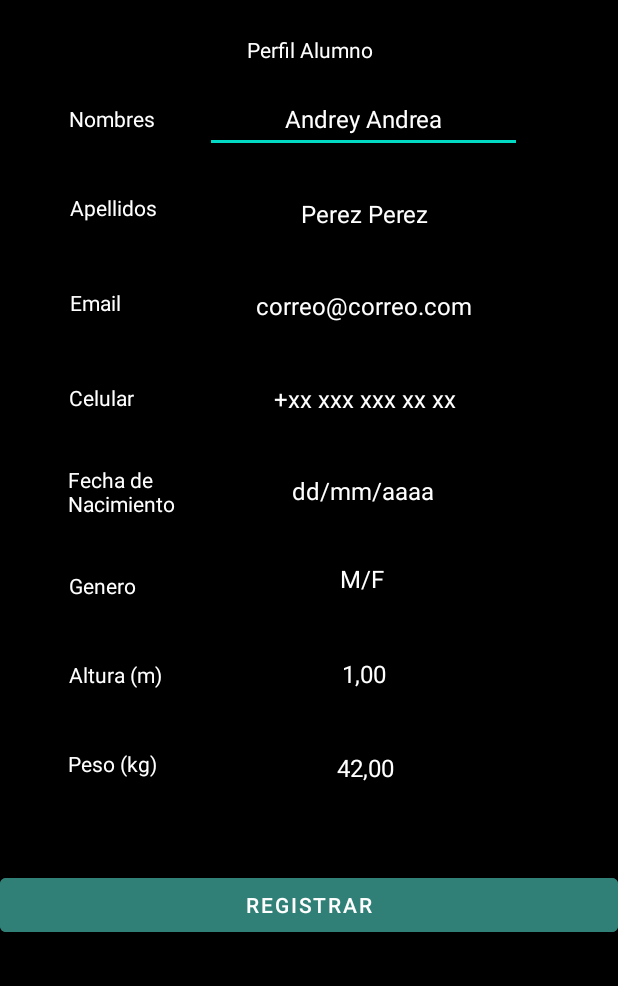
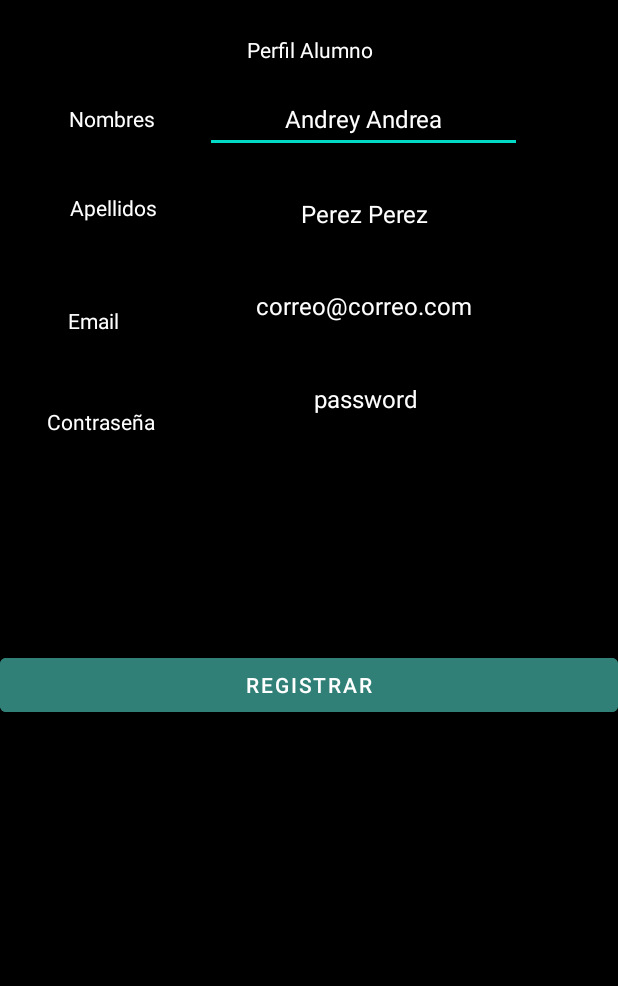
Before and after one commit to JavierAraoz91/Sprint3_V2, an Android app: the layout activity_registro.xml on its own in the app's theme, with its tools: preview values and no code run, on a phone screen of 412 x 824 dp, the part 250-1236 px from its top. Run offline under Robolectric (Android 15) with nearby library versions, the phone set to English and light mode, and no system bars.

Commit message:
modifRegistro-n1

```diff
--- a/app/build.gradle
+++ b/app/build.gradle
@@ -1,5 +1,6 @@
 plugins {
     id 'com.android.application'
+    id 'com.google.gms.google-services'
 }
 
 android {
@@ -33,6 +34,8 @@ dependencies {
     implementation 'androidx.appcompat:appcompat:1.5.1'
     implementation 'com.google.android.material:material:1.7.0'
     implementation 'androidx.constraintlayout:constraintlayout:2.1.4'
+    implementation 'com.google.firebase:firebase-firestore:24.4.1'
+    implementation 'com.google.gms:google-services:4.3.14'
     testImplementation 'junit:junit:4.13.2'
     androidTestImplementation 'androidx.test.ext:junit:1.1.4'
     androidTestImplementation 'androidx.test.espresso:espresso-core:3.5.0'
--- a/app/src/main/java/com/example/sprint3_v2/MainActivity.java
+++ b/app/src/main/java/com/example/sprint3_v2/MainActivity.java
@@ -3,6 +3,8 @@ package com.example.sprint3_v2;
 import androidx.appcompat.app.AppCompatActivity;
 
 import android.os.Bundle;
+
+import com.google.firebase.firestore.FirebaseFirestore;
 
 public class MainActivity extends AppCompatActivity {
 
@@ -10,5 +12,7 @@ public class MainActivity extends AppCompatActivity {
     protected void onCreate(Bundle savedInstanceState) {
         super.onCreate(savedInstanceState);
         setContentView(R.layout.activity_main);
+        FirebaseFirestore db=FirebaseFirestore.getInstance();
+        Map<Strin>
     }
 }
--- a/app/src/main/res/layout/activity_registro.xml
+++ b/app/src/main/res/layout/activity_registro.xml
@@ -22,7 +22,7 @@
         app:srcCompat="@drawable/logounabheader" />
 
     <EditText
-        android:id="@+id/editTextTextPersonName3"
+        android:id="@+id/nameR"
         android:layout_width="211dp"
         android:layout_height="45dp"
         android:layout_marginTop="14dp"
@@ -38,49 +38,7 @@
         app:layout_constraintTop_toBottomOf="@+id/textView2" />
 
     <EditText
-        android:id="@+id/bDateR"
-        android:layout_width="212dp"
-        android:layout_height="41dp"
-        android:layout_marginTop="19dp"
-        android:layout_marginEnd="64dp"
-        android:ems="10"
-        android:hint="dd/mm/aaaa"
-        android:inputType="date|textPersonName"
-        android:textAlignment="center"
-        android:textColor="#FFFFFF"
-        android:textColorHint="#FFFFFF"
-        android:textSize="16sp"
-        app:layout_constraintEnd_toEndOf="parent"
-        app:layout_constraintTop_toBottomOf="@+id/numberR" />
-
-    <TextView
-        android:id="@+id/textView7"
-        android:layout_width="82dp"
-        android:layout_height="37dp"
-        android:layout_marginStart="45dp"
-        android:layout_marginTop="35dp"
-        android:layout_marginEnd="9dp"
-        android:text="Fecha de Nacimiento"
-        android:textColor="#FFFFFF"
-        app:layout_constraintEnd_toStartOf="@+id/bDateR"
-        app:layout_constraintStart_toStartOf="parent"
-        app:layout_constraintTop_toBottomOf="@+id/textView6" />
-
-    <TextView
-        android:id="@+id/textView9"
-        android:layout_width="wrap_content"
-        android:layout_height="wrap_content"
-        android:layout_marginStart="45dp"
-        android:layout_marginTop="40dp"
-        android:layout_marginEnd="30dp"
-        android:text="Altura (m)"
-        android:textColor="#FFFFFF"
-        app:layout_constraintEnd_toStartOf="@+id/heightR"
-        app:layout_constraintStart_toStartOf="parent"
-        app:layout_constraintTop_toBottomOf="@+id/textView8" />
-
-    <EditText
-        android:id="@+id/editTextTextPersonName5"
+        android:id="@+id/emailR"
         android:layout_width="211dp"
         android:layout_height="41dp"
         android:layout_marginTop="19dp"
@@ -93,52 +51,25 @@
         android:textColorHint="#FFFFFF"
         android:textSize="16sp"
         app:layout_constraintEnd_toEndOf="parent"
-        app:layout_constraintTop_toBottomOf="@+id/editTextTextPersonName4" />
+        app:layout_constraintTop_toBottomOf="@+id/lNameR" />
 
     <EditText
-        android:id="@+id/numberR"
+        android:id="@+id/contraseñaR"
         android:layout_width="209dp"
         android:layout_height="43dp"
         android:layout_marginTop="19dp"
         android:layout_marginEnd="64dp"
         android:ems="10"
-        android:hint="+xx xxx xxx xx xx"
-        android:inputType="textPersonName|phone"
+        android:hint="password"
+        android:inputType="textVisiblePassword|textPersonName|phone"
+        android:password="true"
+        android:singleLine="false"
         android:textAlignment="center"
         android:textColor="#FFFFFF"
         android:textColorHint="#FFFFFF"
         android:textSize="16sp"
         app:layout_constraintEnd_toEndOf="parent"
-        app:layout_constraintTop_toBottomOf="@+id/editTextTextPersonName5" />
-
-    <TextView
-        android:id="@+id/textView8"
-        android:layout_width="wrap_content"
-        android:layout_height="wrap_content"
-        android:layout_marginStart="45dp"
-        android:layout_marginTop="33dp"
-        android:layout_marginEnd="44dp"
-        android:text="Genero"
-        android:textColor="#FFFFFF"
-        app:layout_constraintEnd_toStartOf="@+id/genreR"
-        app:layout_constraintStart_toStartOf="parent"
-        app:layout_constraintTop_toBottomOf="@+id/textView7" />
-
-    <EditText
-        android:id="@+id/genreR"
-        android:layout_width="213dp"
-        android:layout_height="39dp"
-        android:layout_marginTop="19dp"
-        android:layout_marginEnd="64dp"
-        android:ems="10"
-        android:hint="M/F"
-        android:inputType="textPersonName"
-        android:textAlignment="center"
-        android:textColor="#FFFFFF"
-        android:textColorHint="#FFFFFF"
-        android:textSize="16sp"
-        app:layout_constraintEnd_toEndOf="parent"
-        app:layout_constraintTop_toBottomOf="@+id/bDateR" />
+        app:layout_constraintTop_toBottomOf="@+id/emailR" />
 
     <TextView
         android:id="@+id/textView3"
@@ -149,7 +80,7 @@
         android:layout_marginEnd="33dp"
         android:text="Nombres"
         android:textColor="#FFFFFF"
-        app:layout_constraintEnd_toStartOf="@+id/editTextTextPersonName3"
+        app:layout_constraintEnd_toStartOf="@+id/nameR"
         app:layout_constraintHorizontal_bias="1.0"
         app:layout_constraintStart_toStartOf="parent"
         app:layout_constraintTop_toTopOf="parent" />
@@ -159,12 +90,11 @@
         android:layout_width="wrap_content"
         android:layout_height="wrap_content"
         android:layout_marginStart="45dp"
-        android:layout_marginTop="44dp"
+        android:layout_marginTop="48dp"
         android:layout_marginEnd="49dp"
-        android:text="Celular"
+        android:text="Contraseña"
         android:textColor="#FFFFFF"
-        app:layout_constraintEnd_toStartOf="@+id/numberR"
-        app:layout_constraintHorizontal_bias="1.0"
+        app:layout_constraintEnd_toStartOf="@+id/contraseñaR"
         app:layout_constraintStart_toStartOf="parent"
         app:layout_constraintTop_toBottomOf="@+id/textView5" />
 
@@ -173,12 +103,12 @@
         android:layout_width="wrap_content"
         android:layout_height="wrap_content"
         android:layout_marginStart="45dp"
-        android:layout_marginTop="44dp"
+        android:layout_marginTop="56dp"
         android:layout_marginEnd="56dp"
         android:text="Email"
         android:textColor="#FFFFFF"
-        app:layout_constraintEnd_toStartOf="@+id/editTextTextPersonName5"
-        app:layout_constraintHorizontal_bias="1.0"
+        app:layout_constraintEnd_toStartOf="@+id/emailR"
+        app:layout_constraintHorizontal_bias="0.0"
         app:layout_constraintStart_toStartOf="parent"
         app:layout_constraintTop_toBottomOf="@+id/textView4" />
 
@@ -191,7 +121,7 @@
         android:layout_marginEnd="33dp"
         android:text="Apellidos"
         android:textColor="#FFFFFF"
-        app:layout_constraintEnd_toStartOf="@+id/editTextTextPersonName4"
+        app:layout_constraintEnd_toStartOf="@+id/lNameR"
         app:layout_constraintHorizontal_bias="1.0"
         app:layout_constraintStart_toStartOf="parent"
         app:layout_constraintTop_toBottomOf="@+id/textView3" />
@@ -208,7 +138,7 @@
         app:layout_constraintTop_toBottomOf="@+id/imageView" />
 
     <EditText
-        android:id="@+id/editTextTextPersonName4"
+        android:id="@+id/lNameR"
         android:layout_width="210dp"
         android:layout_height="43dp"
         android:layout_marginTop="19dp"
@@ -221,65 +151,20 @@
         android:textColorHint="#FFFFFF"
         android:textSize="16sp"
         app:layout_constraintEnd_toEndOf="parent"
-        app:layout_constraintTop_toBottomOf="@+id/editTextTextPersonName3" />
-
-    <EditText
-        android:id="@+id/heightR"
-        android:layout_width="210dp"
-        android:layout_height="45dp"
-        android:layout_marginTop="19dp"
-        android:layout_marginEnd="64dp"
-        android:ems="10"
-        android:hint="1,00"
-        android:inputType="number|textPersonName"
-        android:textAlignment="center"
-        android:textColor="#FFFFFF"
-        android:textColorHint="#FFFFFF"
-        android:textSize="16sp"
-        app:layout_constraintEnd_toEndOf="parent"
-        app:layout_constraintTop_toBottomOf="@+id/genreR" />
-
-    <TextView
-        android:id="@+id/textView10"
-        android:layout_width="wrap_content"
-        android:layout_height="wrap_content"
-        android:layout_marginStart="45dp"
-        android:layout_marginTop="40dp"
-        android:layout_marginEnd="33dp"
-        android:text="Peso (kg)"
-        android:textColor="#FFFFFF"
-        app:layout_constraintEnd_toStartOf="@+id/weghtR"
-        app:layout_constraintHorizontal_bias="0.0"
-        app:layout_constraintStart_toStartOf="parent"
-        app:layout_constraintTop_toBottomOf="@+id/textView9" />
-
-    <EditText
-        android:id="@+id/weghtR"
-        android:layout_width="209dp"
-        android:layout_height="42dp"
-        android:layout_marginTop="19dp"
-        android:layout_marginEnd="64dp"
-        android:ems="10"
-        android:hint="42,00"
-        android:inputType="number|textPersonName"
-        android:textAlignment="center"
-        android:textColor="#FFFFFF"
-        android:textColorHint="#FFFFFF"
-        android:textSize="16sp"
-        app:layout_constraintEnd_toEndOf="parent"
-        app:layout_constraintTop_toBottomOf="@+id/heightR" />
+        app:layout_constraintTop_toBottomOf="@+id/nameR" />
 
     <Button
         android:id="@+id/btnReg"
         android:layout_width="match_parent"
         android:layout_height="wrap_content"
-        android:layout_marginTop="25dp"
-        android:layout_marginBottom="9dp"
+        android:layout_marginTop="99dp"
+        android:layout_marginBottom="132dp"
         android:backgroundTint="#318077"
         android:text="Registrar"
         app:layout_constraintBottom_toBottomOf="parent"
         app:layout_constraintEnd_toEndOf="parent"
+        app:layout_constraintHorizontal_bias="0.0"
         app:layout_constraintStart_toStartOf="parent"
-        app:layout_constraintTop_toBottomOf="@+id/weghtR" />
+        app:layout_constraintTop_toBottomOf="@+id/contraseñaR" />
 
 </androidx.constraintlayout.widget.ConstraintLayout>
--- a/build.gradle
+++ b/build.gradle
@@ -1,4 +1,8 @@
-// Top-level build file where you can add configuration options common to all sub-projects/modules.
+buildscript {
+    dependencies {
+        classpath 'com.google.gms:google-services:4.3.14'
+    }
+}// Top-level build file where you can add configuration options common to all sub-projects/modules.
 plugins {
     id 'com.android.application' version '7.3.1' apply false
     id 'com.android.library' version '7.3.1' apply false
```
